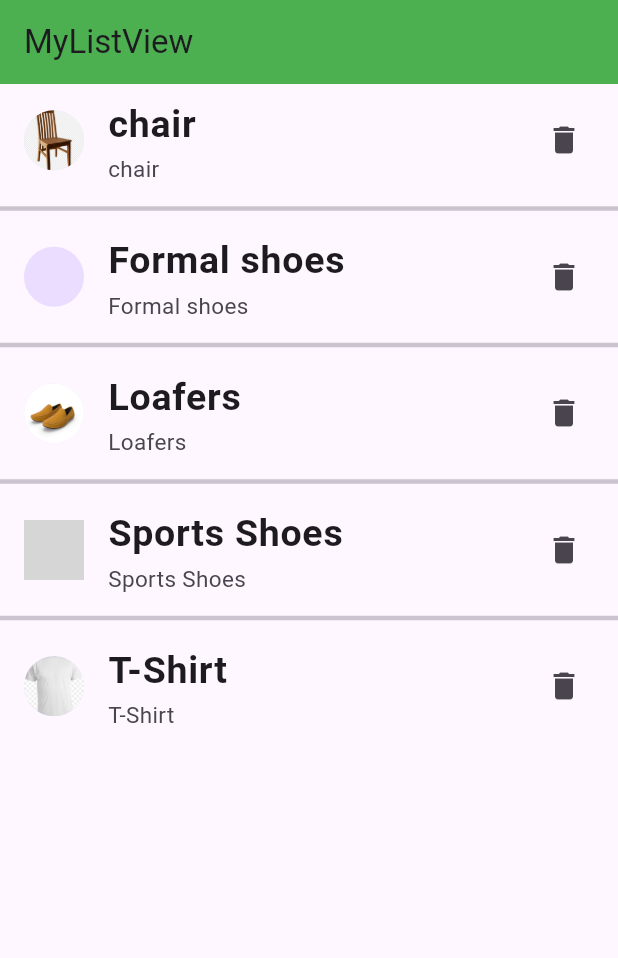
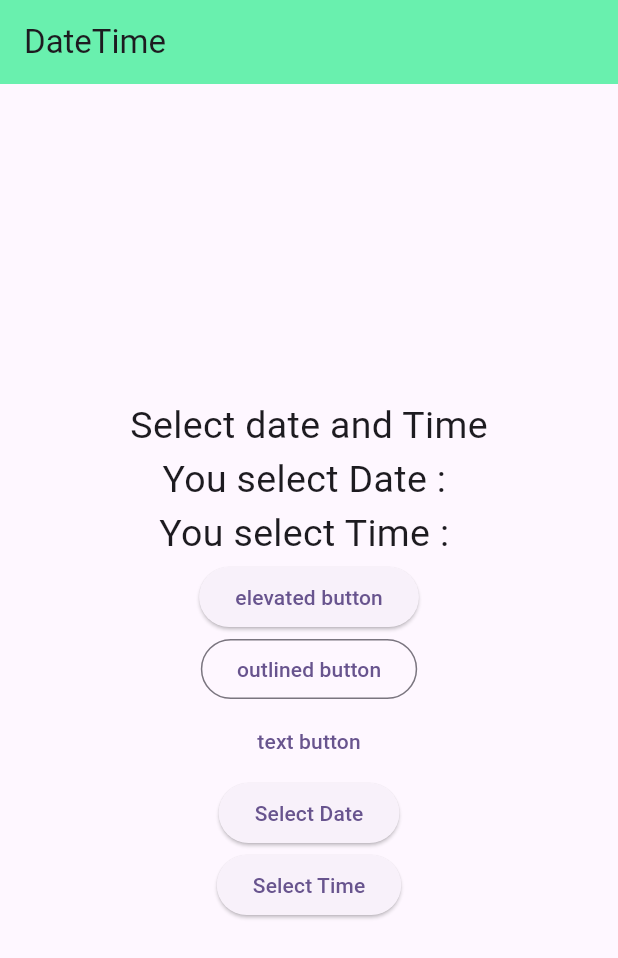
Before and after one commit to jay-java/Flutter-MWF-3-00-to-4-30, a Flutter app: the screen it shows after launch, on a phone screen of 412 x 824 dp. Shown: the top 958 px of the screen. Run offline on Flutter 3.47's test engine with Material 3 defaults, Android fonts, the light colour scheme and no system bars; grey boxes are pictures that could not be loaded.

Commit message:
date time card decoration

```diff
--- /dev/null
+++ b/first/lib/date_time.dart
@@ -0,0 +1,61 @@
+import 'package:flutter/material.dart';
+
+class MyDateTime extends StatelessWidget {
+  const MyDateTime({super.key});
+
+  @override
+  Widget build(BuildContext context) {
+    return Scaffold(
+      appBar: AppBar(
+        title: Text('DateTime'),
+        backgroundColor: Colors.greenAccent,
+      ),
+      body: Center(
+        child: Column(
+          mainAxisAlignment: MainAxisAlignment.center,
+          children: [
+            Text('Select date and Time',style: TextStyle(fontSize: 25),),
+            Text('You select Date : ',style: TextStyle(fontSize: 25),),
+            Text('You select Time : ',style: TextStyle(fontSize: 25),),
+            ElevatedButton(onPressed: () {
+              print('Click on eleveted button');
+            }, child: Text('elevated button')),
+            OutlinedButton(onPressed: () {
+              print('clicked on outlined button');
+            }, child: Text('outlined button')),
+            TextButton(onPressed: () {
+              print('clicked on text button');
+            }, child: Text('text button')),
+            ElevatedButton(onPressed: () async{
+              DateTime? dateTime = await showDatePicker(
+                  context: context,
+                  firstDate: DateTime(2020),
+                  lastDate: DateTime(2025));
+
+              print('Date : ${dateTime?.day} / ${dateTime?.month} / ${dateTime?.year} ');
+              // DatePickerDialog dateTime = new DatePickerDialog(
+              //     initialDate: DateTime.now(),
+              //     firstDate: DateTime(2020),
+              //     lastDate: DateTime(2025));
+              //
+              //     if(dateTime!=null){
+              //         print('Date : ${dateTime}');
+              //     }
+
+            }, child: Text('Select Date')),
+            ElevatedButton(onPressed: () async {
+              TimeOfDay? time = await showTimePicker(
+                  context: context,
+                  initialTime: TimeOfDay.now(),
+                initialEntryMode: TimePickerEntryMode.input
+              );
+              if(time!=null){
+                  print('Time is : ${time!.format(context)}');
+              }
+            }, child: Text('Select Time')),
+          ],
+        ),
+      ),
+    );
+  }
+}
--- a/first/lib/main.dart
+++ b/first/lib/main.dart
@@ -5,6 +5,10 @@ import 'first.dart';
 import 'images.dart';
 import 'list_view.dart';
 import 'my_column_row.dart';
+import 'ink_well.dart';
+import 'card_widget.dart';
+import 'decoration_widget.dart';
+import 'date_time.dart';
 
 void main() {
   runApp(const MyApp());
@@ -38,7 +42,7 @@ class MyApp extends StatelessWidget {
         colorScheme: ColorScheme.fromSeed(seedColor: Colors.deepPurple),
         useMaterial3: true,
       ),
-      home: const MylistView(),
+      home: const MyDateTime(),
     );
   }
 }
```
Also changed, not shown: first/lib/card_widget.dart (added, +24 -0 lines), first/lib/decoration_widget.dart (added, +34 -0 lines), first/lib/ink_well.dart (added, +45 -0 lines).
